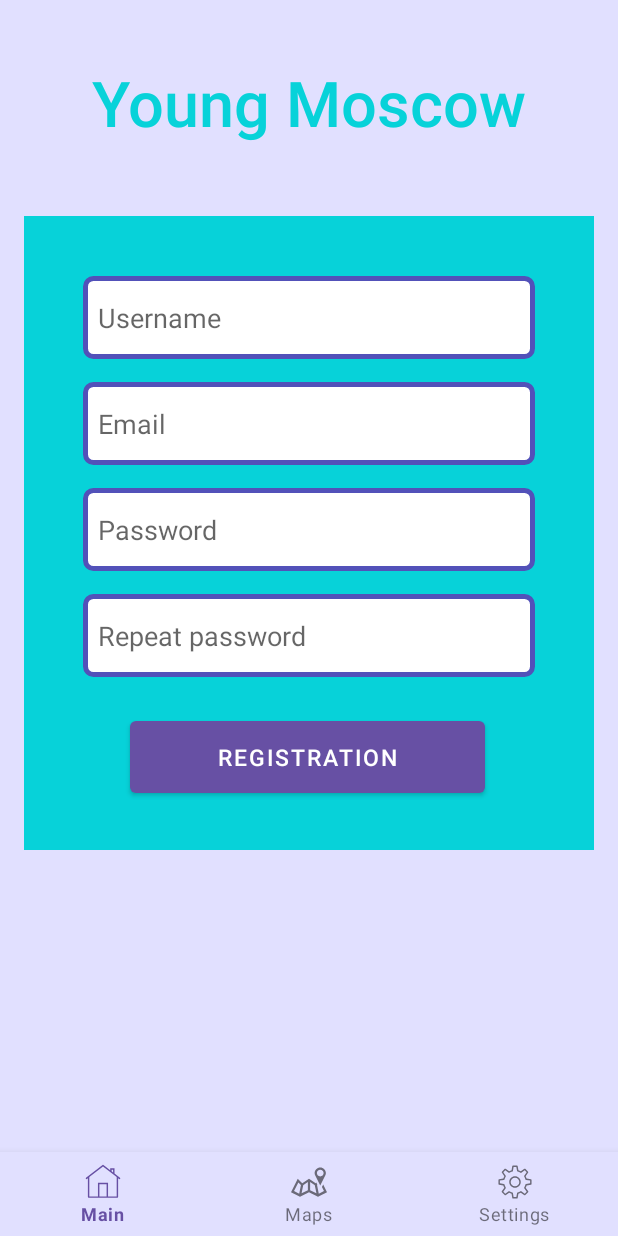
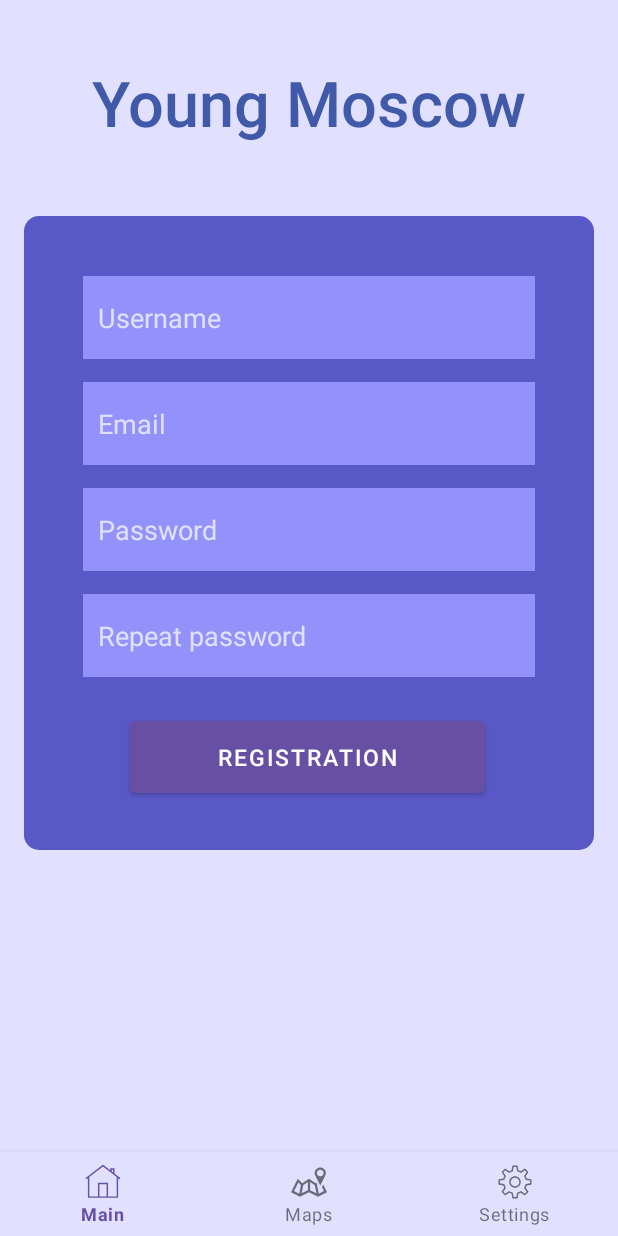
Before and after one commit to stermak/Young-Moscow, an Android app: the RegistrationFragment screen opened through its navigation route, on a phone screen of 412 x 824 dp. Run offline under Robolectric (Android 15) with nearby library versions, the phone set to English and light mode, and no system bars; our stand-ins replace Dagger/Hilt's generated code, Firebase (no records; nobody signed in at launch, a user with empty details on screens opened directly), navigation-ui; libraries missing offline, so code that uses them is left out: com.yandex.mapkit; network calls fail; pictures from the network do not load; 3 statements that could not run were skipped.

Commit message:
Redesign
Чуточку задизайнил что-бы хотя бы как-то красиво было,потом ещё будет редизайн

```diff
--- a/app/build.gradle
+++ b/app/build.gradle
@@ -105,10 +105,10 @@ dependencies {
 
     implementation 'com.squareup.retrofit2:retrofit:2.9.0'
     implementation 'com.squareup.retrofit2:converter-gson:2.9.0'
-    implementation 'com.squareup.okhttp3:logging-interceptor:4.9.3'
+    implementation 'com.squareup.okhttp3:logging-interceptor:5.0.0-alpha.11'
 
-    annotationProcessor 'com.github.bumptech.glide:compiler:4.13.0'
-    implementation 'com.github.bumptech.glide:glide:4.14.2'
+    annotationProcessor 'com.github.bumptech.glide:compiler:4.15.1'
+    implementation 'com.github.bumptech.glide:glide:4.15.1'
 
     kapt "com.android.databinding:compiler:3.1.4"
 
--- a/app/src/main/java/youngdevs/production/youngmoscow/data/dao/KudaGoApi.kt
+++ b/app/src/main/java/youngdevs/production/youngmoscow/data/dao/KudaGoApi.kt
@@ -4,8 +4,8 @@ import retrofit2.Response
 import retrofit2.http.GET
 import retrofit2.http.Path
 import retrofit2.http.Query
-import youngdevs.production.youngmoscow.data.entities.ApiResponse
 import youngdevs.production.youngmoscow.data.entities.Event
+import youngdevs.production.youngmoscow.data.utilities.ApiResponse
 
 interface KudaGoApi {
     @GET("events/")
@@ -13,7 +13,7 @@ interface KudaGoApi {
         @Query("fields") fields: String = "id,title,description,images",
         @Query("actual_since") actualSince: Long,
         @Query("location") location: String? = null
-    ): retrofit2.Response<ApiResponse>
+    ): Response<ApiResponse>
     @GET("events/{event_id}/")
     suspend fun getEvent(@Path("event_id") eventId: Int): Response<Event>
 }
--- a/app/src/main/java/youngdevs/production/youngmoscow/data/entities/ApiResponse.kt
+++ b/app/src/main/java/youngdevs/production/youngmoscow/data/utilities/ApiResponse.kt
@@ -1,4 +1,6 @@
-package youngdevs.production.youngmoscow.data.entities
+package youngdevs.production.youngmoscow.data.utilities
+
+import youngdevs.production.youngmoscow.data.entities.Event
 
 data class ApiResponse(
     val count: Int,
--- a/app/src/main/res/drawable/corners_bg.xml
+++ b/app/src/main/res/drawable/corners_bg.xml
@@ -1,6 +1,6 @@
 <?xml version="1.0" encoding="utf-8"?>
 <shape xmlns:android="http://schemas.android.com/apk/res/android">
-    <solid android:color="@color/md_theme_dark_secondary" />
+    <solid android:color="@color/low_priority" />
     <corners android:topLeftRadius="10dp"
         android:topRightRadius="10dp"
         android:bottomRightRadius="10dp"
--- a/app/src/main/res/drawable/ic_launcher_background.xml
+++ b/app/src/main/res/drawable/ic_launcher_background.xml
@@ -5,6 +5,6 @@
     android:viewportWidth="108"
     android:viewportHeight="108">
     <path
-        android:fillColor="#07D2D9"
+        android:fillColor="#9392FA"
         android:pathData="M0,0h108v108h-108z" />
 </vector>
--- a/app/src/main/res/layout/fragment_registration.xml
+++ b/app/src/main/res/layout/fragment_registration.xml
@@ -16,7 +16,7 @@
         android:layout_width="match_parent"
         android:layout_height="wrap_content"
         android:layout_marginTop="128dp"
-        android:background="@drawable/ic_launcher_background"
+        android:background="@drawable/corners_bg"
         app:layout_constraintEnd_toEndOf="parent"
         app:layout_constraintStart_toStartOf="parent"
         app:layout_constraintTop_toTopOf="parent">
@@ -29,15 +29,18 @@
             android:layout_alignStart="@+id/username_field"
             android:layout_alignEnd="@+id/username_field"
             android:layout_marginTop="15dp"
-            android:background="@drawable/edit_text_style"
+            android:background="@drawable/ic_launcher_background"
             android:hint="@string/prompt_email"
+            android:textColor="@color/md_theme_dark_onSecondaryContainer"
+            android:textColorHint="@color/md_theme_dark_onSecondaryContainer"
             android:inputType="textEmailAddress"
             android:minHeight="48dp"
-            android:paddingLeft="10dp"
+            android:paddingStart="10dp"
             android:selectAllOnFocus="true"
             app:layout_constraintEnd_toEndOf="parent"
             app:layout_constraintStart_toStartOf="parent"
-            app:layout_constraintTop_toTopOf="parent" />
+            app:layout_constraintTop_toTopOf="parent"
+            android:autofillHints="" />
 
         <EditText
             android:id="@+id/username_field"
@@ -49,15 +52,18 @@
             android:layout_marginStart="39dp"
             android:layout_marginTop="40dp"
             android:layout_marginEnd="39dp"
-            android:background="@drawable/edit_text_style"
+            android:background="@drawable/ic_launcher_background"
             android:hint="@string/username"
+            android:textColor="@color/md_theme_dark_onSecondaryContainer"
+            android:textColorHint="@color/md_theme_dark_onSecondaryContainer"
             android:inputType="textEmailAddress"
             android:minHeight="48dp"
-            android:paddingLeft="10dp"
+            android:paddingStart="10dp"
             android:selectAllOnFocus="true"
             app:layout_constraintEnd_toEndOf="parent"
             app:layout_constraintStart_toStartOf="parent"
-            app:layout_constraintTop_toTopOf="parent" />
+            app:layout_constraintTop_toTopOf="parent"
+            android:autofillHints="" />
 
         <EditText
             android:id="@+id/password_registration_field"
@@ -67,16 +73,19 @@
             android:layout_alignStart="@+id/email_field"
             android:layout_alignEnd="@+id/email_field"
             android:layout_marginTop="15dp"
-            android:background="@drawable/edit_text_style"
+            android:background="@drawable/ic_launcher_background"
             android:hint="@string/prompt_password"
+            android:textColor="@color/md_theme_dark_onSecondaryContainer"
+            android:textColorHint="@color/md_theme_dark_onSecondaryContainer"
             android:imeActionLabel="@string/action_sign_in_short"
             android:imeOptions="actionDone"
             android:inputType="textPassword"
             android:minHeight="48dp"
-            android:paddingLeft="10dp"
+            android:paddingStart="10dp"
             android:selectAllOnFocus="true"
             app:layout_constraintEnd_toEndOf="parent"
-            app:layout_constraintStart_toStartOf="parent" />
+            app:layout_constraintStart_toStartOf="parent"
+            android:autofillHints="" />
 
         <EditText
             android:id="@+id/repeat_password_registration_field"
@@ -86,16 +95,19 @@
             android:layout_alignStart="@+id/password_registration_field"
             android:layout_alignEnd="@+id/password_registration_field"
             android:layout_marginTop="15dp"
-            android:background="@drawable/edit_text_style"
+            android:background="@drawable/ic_launcher_background"
             android:hint="@string/prompt_repeat_password"
+            android:textColor="@color/md_theme_dark_onSecondaryContainer"
+            android:textColorHint="@color/md_theme_dark_onSecondaryContainer"
             android:imeActionLabel="@string/action_sign_in_short"
             android:imeOptions="actionDone"
             android:inputType="textPassword"
             android:minHeight="48dp"
-            android:paddingLeft="10dp"
+            android:paddingStart="10dp"
             android:selectAllOnFocus="true"
             app:layout_constraintEnd_toEndOf="parent"
-            app:layout_constraintStart_toStartOf="parent" />
+            app:layout_constraintStart_toStartOf="parent"
+            android:autofillHints="" />
 
         <Button
             android:id="@+id/registration"
@@ -139,7 +151,7 @@
         android:layout_marginTop="24dp"
         android:fontFamily="sans-serif-medium"
         android:text="@string/app_name"
-        android:textColor="@color/blue"
+        android:textColor="@color/md_theme_light_tertiary"
         android:textSize="42sp"
         app:layout_constraintEnd_toEndOf="parent"
         app:layout_constraintStart_toStartOf="parent"
--- a/app/src/main/res/layout/fragment_settings.xml
+++ b/app/src/main/res/layout/fragment_settings.xml
@@ -27,7 +27,8 @@
             app:layout_constraintBottom_toBottomOf="parent"
             app:layout_constraintStart_toStartOf="parent"
             app:layout_constraintTop_toTopOf="parent"
-            app:layout_constraintVertical_bias="0.5" />
+            app:layout_constraintVertical_bias="0.5"
+            android:contentDescription="@string/exit" />
 
         <TextView
             android:id="@+id/text_exit"
--- a/app/src/main/res/layout/item_event.xml
+++ b/app/src/main/res/layout/item_event.xml
@@ -11,7 +11,8 @@
         android:layout_width="230dp"
         android:layout_height="200dp"
         android:adjustViewBounds="true"
-        android:scaleType="centerCrop" />
+        android:scaleType="centerCrop"
+        android:contentDescription="@string/image" />
 
     <TextView
         android:id="@+id/eventTitle"
--- /dev/null
+++ b/app/src/main/res/values-night/strings.xml
@@ -0,0 +1,5 @@
+<?xml version="1.0" encoding="utf-8"?>
+<resources>
+    <string name="exit">Exit</string>
+    <string name="image">image</string>
+</resources>
--- a/app/src/main/res/values/strings.xml
+++ b/app/src/main/res/values/strings.xml
@@ -60,4 +60,6 @@
     <!-- TODO: Remove or change this placeholder text -->
     <string name="hello_blank_fragment">Hello blank fragment</string>
     <string name="maps">Maps</string>
+    <string name="exit">Exit</string>
+    <string name="image">image</string>
 </resources>
```
Also changed, not shown: app/src/main/res/drawable/card_1.xml (deleted, +0 -18 lines), app/src/main/res/drawable/card_3.xml (deleted, +0 -18 lines), app/src/main/res/layout/fragment_login.xml (+14 -9 lines).
